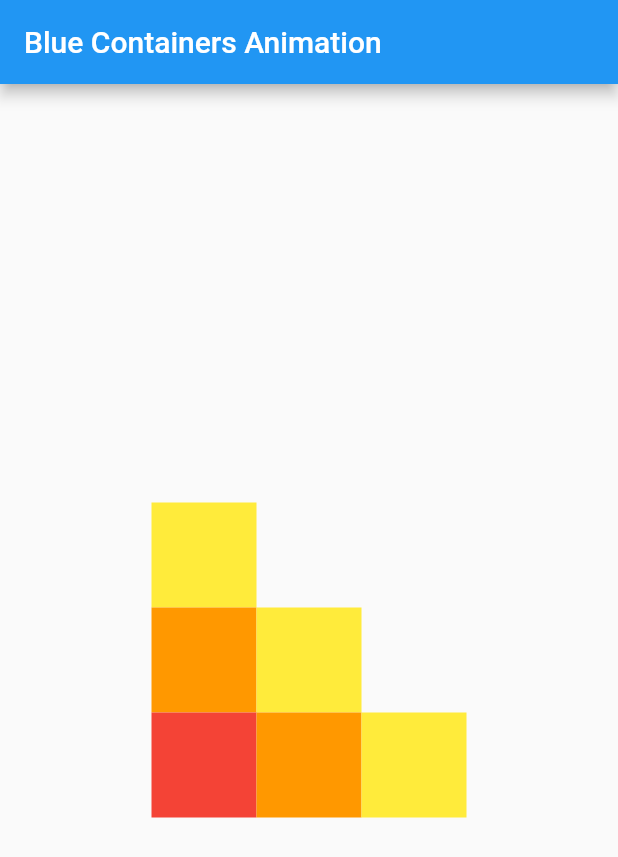
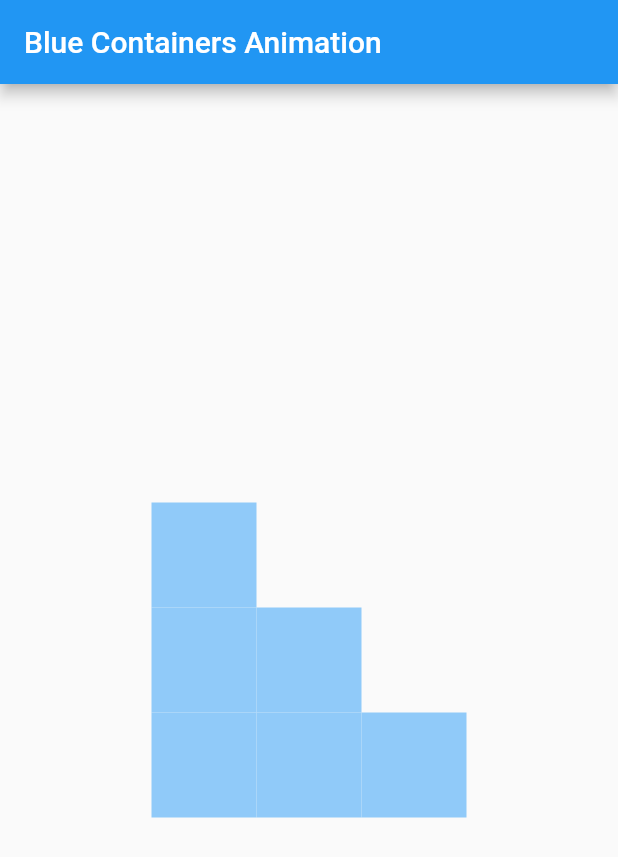
Before and after one commit to letsmespeakfrommyheart/flutter_blue_containers_animation, a Flutter app: the screen it shows after launch, on a phone screen of 412 x 824 dp. Shown: the top 857 px of the screen. Run offline on Flutter 3.47's test engine with Material 2 defaults, Android fonts, the phone set to English and light mode, and no system bars.

Commit message:
change container`s color

```diff
--- a/lib/main.dart
+++ b/lib/main.dart
@@ -64,7 +64,7 @@ class _MyHomePageState extends State<MyHomePage> with TickerProviderStateMixin {
                   child: Container(
                     height: 70,
                     width: 70,
-                    color: Colors.yellow,
+                    color: Colors.blue.shade200,
                   ),
                 ),
                 FadeTransition(
@@ -73,7 +73,7 @@ class _MyHomePageState extends State<MyHomePage> with TickerProviderStateMixin {
                   child: Container(
                     height: 70,
                     width: 70,
-                    color: Colors.green,
+                    color: Colors.blue.shade200,
                   ),
                 ),
                 FadeTransition(
@@ -82,7 +82,7 @@ class _MyHomePageState extends State<MyHomePage> with TickerProviderStateMixin {
                   child: Container(
                     height: 70,
                     width: 70,
-                    color: Colors.blue,
+                    color: Colors.blue.shade200,
                   ),
                 ),
               ],
@@ -96,7 +96,7 @@ class _MyHomePageState extends State<MyHomePage> with TickerProviderStateMixin {
                   child: Container(
                     height: 70,
                     width: 70,
-                    color: Colors.orange,
+                    color: Colors.blue.shade200,
                   ),
                 ),
                 FadeTransition(
@@ -105,7 +105,7 @@ class _MyHomePageState extends State<MyHomePage> with TickerProviderStateMixin {
                   child: Container(
                     height: 70,
                     width: 70,
-                    color: Colors.yellow,
+                    color: Colors.blue.shade200,
                   ),
                 ),
                 FadeTransition(
@@ -114,7 +114,7 @@ class _MyHomePageState extends State<MyHomePage> with TickerProviderStateMixin {
                   child: Container(
                     height: 70,
                     width: 70,
-                    color: Colors.green,
+                    color: Colors.blue.shade200,
                   ),
                 ),
               ],
@@ -133,7 +133,7 @@ class _MyHomePageState extends State<MyHomePage> with TickerProviderStateMixin {
                   child: Container(
                     height: 70,
                     width: 70,
-                    color: Colors.red,
+                    color: Colors.blue.shade200,
                   ),
                 ),
                 FadeTransition(
@@ -142,7 +142,7 @@ class _MyHomePageState extends State<MyHomePage> with TickerProviderStateMixin {
                   child: Container(
                     height: 70,
                     width: 70,
-                    color: Colors.orange,
+                    color: Colors.blue.shade200,
                   ),
                 ),
                 FadeTransition(
@@ -151,7 +151,7 @@ class _MyHomePageState extends State<MyHomePage> with TickerProviderStateMixin {
                   child: Container(
                     height: 70,
                     width: 70,
-                    color: Colors.yellow,
+                    color: Colors.blue.shade200,
                   ),
                 ),
               ],
```
